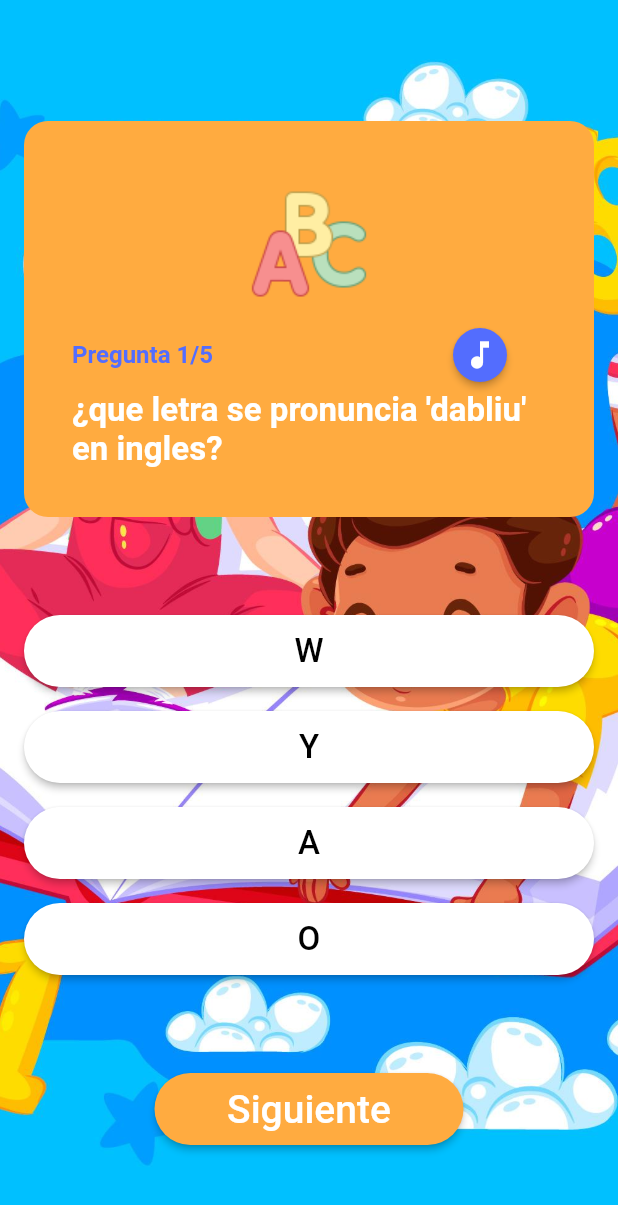
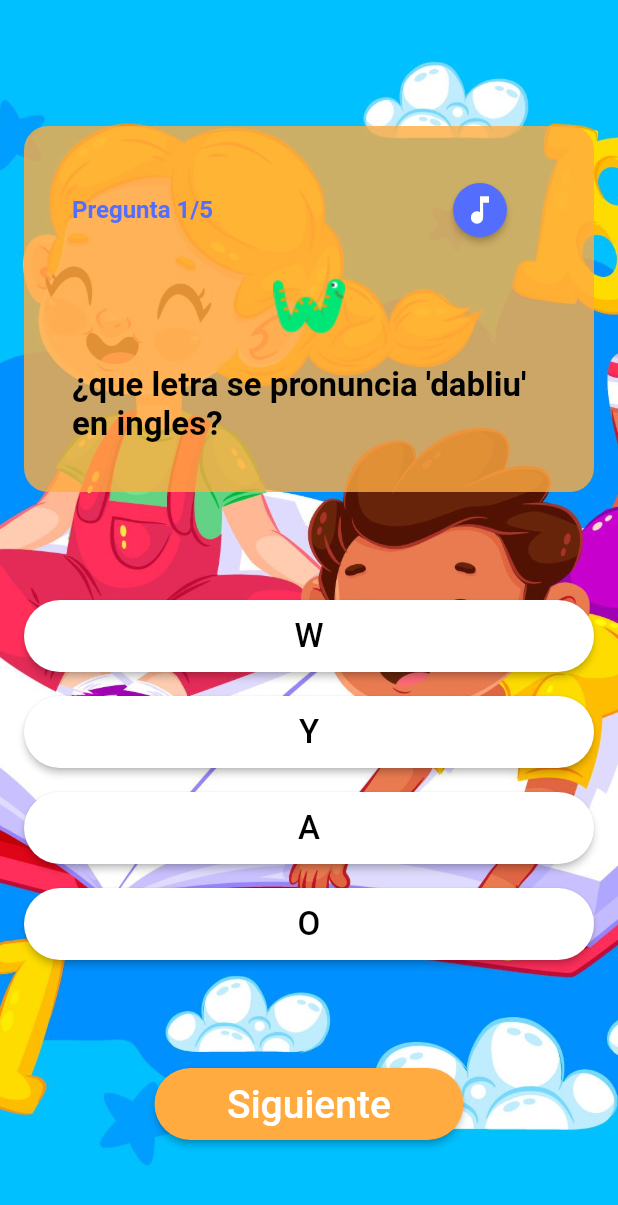
Before and after one commit to vprada25/ABC_APP, a Flutter app: the QuizScreen screen opened by its route, on a phone screen of 412 x 824 dp. Shown: the top 1205 px of the screen. Run offline on Flutter 3.47's test engine with Material 2 defaults, Android fonts, the light colour scheme and no system bars; our stand-ins replace audioplayers, flutter_secure_storage, video_player; accounts and stored records are empty.

Commit message:
fix(model): adding image path to model question, adjust quiz screen for visualize image

```diff
--- a/lib/models/question_model.dart
+++ b/lib/models/question_model.dart
@@ -4,8 +4,9 @@ class Question {
   final String questionText;
   final String audioPath;
   final List<Answer> answersList;
+  final String imagePath;
 
-  Question(this.questionText, this.answersList, this.audioPath);
+  Question(this.questionText, this.answersList, this.audioPath, this.imagePath);
 }
 
 class Answer {
@@ -28,6 +29,7 @@ List<Question> getQuestions() {
       Answer("bi", false),
     ],
     "sounds/a.mp3",
+    "assets/images/a.png",
   ));
 
   list.add(Question(
@@ -39,6 +41,7 @@ List<Question> getQuestions() {
       Answer("ie", false),
     ],
     "sounds/b.mp3",
+    "assets/images/b.png",
   ));
 
   list.add(Question(
@@ -50,6 +53,7 @@ List<Question> getQuestions() {
       Answer("di", false),
     ],
     "sounds/c.mp3",
+    "assets/images/c.png",
   ));
 
   list.add(Question(
@@ -61,6 +65,7 @@ List<Question> getQuestions() {
       Answer("C", false),
     ],
     "sounds/d.mp3",
+    "assets/images/d.png",
   ));
   list.add(Question(
     "¿cual letra se pronuncia 'i' en ingles?",
@@ -71,6 +76,7 @@ List<Question> getQuestions() {
       Answer("O", false),
     ],
     "sounds/e.mp3",
+    "assets/images/e.png",
   ));
   list.add(Question(
     "¿cual letra se pronuncia 'ef' en ingles?",
@@ -81,6 +87,7 @@ List<Question> getQuestions() {
       Answer("O", false),
     ],
     "sounds/f.mp3",
+    "assets/images/f.png",
   ));
   list.add(Question(
     "¿cual letra se pronuncia 'yi' en ingles?",
@@ -91,6 +98,7 @@ List<Question> getQuestions() {
       Answer("O", false),
     ],
     "sounds/g.mp3",
+    "assets/images/g.png",
   ));
   list.add(Question(
     "¿como se pronuncia la letra H?",
@@ -101,6 +109,7 @@ List<Question> getQuestions() {
       Answer("bi", false),
     ],
     "sounds/h.mp3",
+    "assets/images/h.png",
   ));
   list.add(Question(
     "¿cual letra se pronuncia 'ai' en ingles?",
@@ -111,6 +120,7 @@ List<Question> getQuestions() {
       Answer("O", false),
     ],
     "sounds/i.mp3",
+    "assets/images/i.png",
   ));
   list.add(Question(
     "¿cual letra se pronuncia 'jei' en ingles?",
@@ -121,6 +131,7 @@ List<Question> getQuestions() {
       Answer("O", false),
     ],
     "sounds/j.mp3",
+    "assets/images/j.png",
   ));
   list.add(Question(
     "¿cual letra se pronuncia 'kei' en ingles?",
@@ -131,6 +142,7 @@ List<Question> getQuestions() {
       Answer("O", false),
     ],
     "sounds/k.mp3",
+    "assets/images/k.png",
   ));
   list.add(Question(
     "¿cual es la pronunciacion correcta de la letra L?",
@@ -141,6 +153,7 @@ List<Question> getQuestions() {
       Answer("ll", false),
     ],
     "sounds/l.mp3",
+    "assets/images/l.png",
   ));
   list.add(Question(
     "¿cual es la correcta pronunciacion de la letra M?",
@@ -151,6 +164,7 @@ List<Question> getQuestions() {
       Answer("mm", false),
     ],
     "sounds/m.mp3",
+    "assets/images/m.png",
   ));
   list.add(Question(
     "¿cual es la correcta pronunciacion de la letra N?",
@@ -161,6 +175,7 @@ List<Question> getQuestions() {
       Answer("nn", false),
     ],
     "sounds/n.mp3",
+    "assets/images/n.png",
   ));
   list.add(Question(
     "¿cual es la correcta pronunciacion de la letra O?",
@@ -171,6 +186,7 @@ List<Question> getQuestions() {
       Answer("a", false),
     ],
     "sounds/o.mp3",
+    "assets/images/o.png",
   ));
   list.add(Question(
     "¿cual es la correcta pronunciacion de la letra P?",
@@ -181,6 +197,7 @@ List<Question> getQuestions() {
       Answer("pp", false),
     ],
     "sounds/p.mp3",
+    "assets/images/p.png",
   ));
   list.add(Question(
     "¿cual es la correcta pronunciacion de la letra Q?",
@@ -191,6 +208,7 @@ List<Question> getQuestions() {
       Answer("qq", false),
     ],
     "sounds/q.mp3",
+    "assets/images/q.png",
   ));
   list.add(Question(
     "¿cual es la correcta pronunciacion de la letra R?",
@@ -201,6 +219,7 @@ List<Question> getQuestions() {
       Answer("rr", false),
     ],
     "sounds/r.mp3",
+    "assets/images/r.png",
   ));
   list.add(Question(
     "¿cual es la correcta pronunciacion de la letra S?",
@@ -211,6 +230,7 @@ List<Question> getQuestions() {
       Answer("ss", false),
     ],
     "sounds/s.mp3",
+    "assets/images/s.png",
   ));
   list.add(Question(
     "¿cual es la correcta pronunciacion de la letra T?",
@@ -221,6 +241,7 @@ List<Question> getQuestions() {
       Answer("tt", false),
     ],
     "sounds/t.mp3",
+    "assets/images/t.png",
   ));
   list.add(Question(
     "¿que letra se pronuncia 'iu' en ingles?",
@@ -231,6 +252,7 @@ List<Question> getQuestions() {
       Answer("O", false),
     ],
     "sounds/u.mp3",
+    "assets/images/u.png",
   ));
   list.add(Question(
     "¿que letra se pronuncia 'uvi' en ingles?",
@@ -241,6 +263,7 @@ List<Question> getQuestions() {
       Answer("O", false),
     ],
     "sounds/v.mp3",
+    "assets/images/v.png",
   ));
   list.add(Question(
     "¿que letra se pronuncia 'dabliu' en ingles?",
@@ -251,6 +274,7 @@ List<Question> getQuestions() {
       Answer("O", false),
     ],
     "sounds/w.mp3",
+    "assets/images/w.png",
   ));
   list.add(Question(
     "¿que letra se pronuncia 'ex' en ingles?",
@@ -261,6 +285,7 @@ List<Question> getQuestions() {
       Answer("O", false),
     ],
     "sounds/x.mp3",
+    "assets/images/x.png",
   ));
   list.add(Question(
     "¿que letra se pronuncia 'uai' en ingles?",
@@ -271,6 +296,7 @@ List<Question> getQuestions() {
       Answer("O", false),
     ],
     "sounds/y.mp3",
+    "assets/images/y.png",
   ));
   list.add(Question(
     "¿que letra se pronuncia 'set' en ingles?",
@@ -281,6 +307,7 @@ List<Question> getQuestions() {
       Answer("O", false),
     ],
     "sounds/z.mp3",
+    "assets/images/z.png",
   ));
 
   return list;
--- a/lib/screens/quiz_screen.dart
+++ b/lib/screens/quiz_screen.dart
@@ -46,12 +46,10 @@ class _QuizScreenState extends State<QuizScreen> {
             width: double.infinity,
             padding: const EdgeInsets.all(32),
             decoration: BoxDecoration(
-              color: Colors.orangeAccent,
+              color: Colors.orangeAccent.withOpacity(0.8),
               borderRadius: BorderRadius.circular(16),
             ),
             child: Column(children: [
-              Image.asset("assets/images/logo_app.png",
-                  width: 100, height: 100),
               Row(
                 mainAxisAlignment: MainAxisAlignment.spaceBetween,
                 children: [
@@ -77,10 +75,12 @@ class _QuizScreenState extends State<QuizScreen> {
                   )
                 ],
               ),
+              Image.asset(questionList[currentQuestionIndex].imagePath,
+                  width: 80, height: 80),
               Text(
                 questionList[currentQuestionIndex].questionText,
                 style: const TextStyle(
-                  color: Colors.white,
+                  color: Colors.black,
                   fontSize: 22,
                   fontWeight: FontWeight.w600,
                 ),
```
